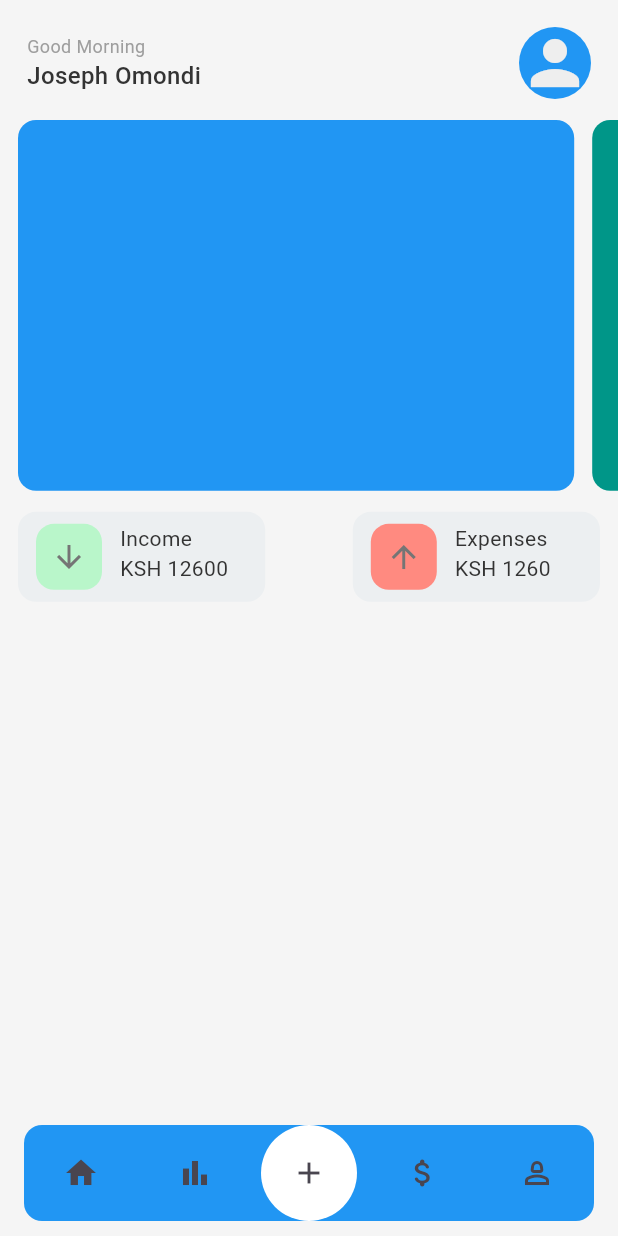
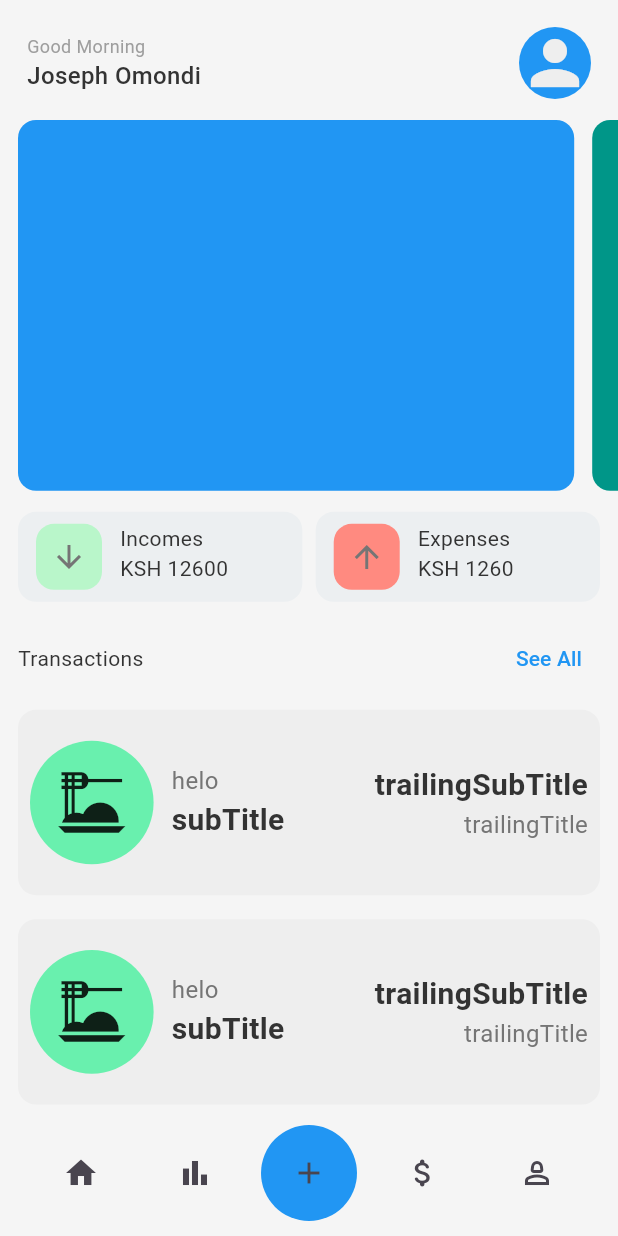
Before and after one commit to Mikiejoe/myapp, a Flutter app: the MainHomeScreen screen opened directly, on a phone screen of 412 x 824 dp. Run offline on Flutter 3.47's test engine with Material 3 defaults, Android fonts, the light colour scheme and no system bars; our stand-ins replace flutter_native_splash.

Commit message:
add bottom sheet for adding expenses

```diff
--- /dev/null
+++ b/lib/features/home/screens/custom_list_tile.dart
@@ -0,0 +1,92 @@
+import 'package:flutter/material.dart';
+
+class CustomListTile extends StatelessWidget {
+  final String title;
+  final IconData icon;
+  final String subTitle;
+  final String trailingTitle;
+  final String trailingSubTitle;
+
+  const CustomListTile(
+      {super.key,
+      required this.title,
+      required this.icon,
+      required this.subTitle,
+      required this.trailingTitle,
+      required this.trailingSubTitle});
+
+  @override
+  Widget build(BuildContext context) {
+    Size size = MediaQuery.of(context).size;
+    return GestureDetector(
+      onTap: () {},
+      child: Container(
+        margin: const EdgeInsets.only(bottom: 8),
+        padding: const EdgeInsets.all(8),
+        height: size.height * 0.15,
+        width: double.infinity,
+        decoration: BoxDecoration(
+          color: Colors.grey.shade200,
+          borderRadius: BorderRadius.circular(12),
+        ),
+        child: Row(
+          children: [
+            Container(
+              height: double.infinity,
+              width: size.width * 0.2,
+              padding: const EdgeInsets.all(12),
+              decoration: BoxDecoration(
+                  color: Colors.greenAccent.shade200, shape: BoxShape.circle),
+              child: Icon(
+                icon,
+                size: 54,
+              ),
+            ),
+            const SizedBox(
+              width: 12,
+            ),
+            Column(
+              crossAxisAlignment: CrossAxisAlignment.start,
+              mainAxisAlignment: MainAxisAlignment.center,
+              children: [
+                Text(
+                  title,
+                  style: TextStyle(
+                    fontSize: 16,
+                    fontWeight: FontWeight.w400,
+                    color: Colors.grey.shade600,
+                  ),
+                ),
+                Text(
+                  subTitle,
+                  style: const TextStyle(
+                      fontSize: 20, fontWeight: FontWeight.w600),
+                ),
+              ],
+            ),
+            const Spacer(),
+            Column(
+              crossAxisAlignment: CrossAxisAlignment.end,
+              mainAxisAlignment: MainAxisAlignment.center,
+              children: [
+                Text(
+                  trailingSubTitle,
+                  style: const TextStyle(
+                      fontSize: 20, fontWeight: FontWeight.w600),
+                ),
+                Text(
+                  trailingTitle,
+                  style: TextStyle(
+                    fontSize: 16,
+                    fontWeight: FontWeight.w400,
+                    color: Colors.grey.shade600,
+                  ),
+                ),
+              ],
+            ),
+          ],
+        ),
+      ),
+    );
+  }
+}
--- a/lib/features/home/screens/home_screen.dart
+++ b/lib/features/home/screens/home_screen.dart
@@ -1,4 +1,5 @@
 import 'package:flutter/material.dart';
+import 'package:myapp/features/home/screens/custom_list_tile.dart';
 import 'package:myapp/features/home/widgets/finance_card.dart';
 
 class HomeScreen extends StatelessWidget {
@@ -84,15 +85,15 @@ class HomeScreen extends StatelessWidget {
               const SizedBox(
                 height: 14,
               ),
-            Container(
-
+              Container(
+                width: MediaQuery.of(context).size.width,
                 padding: const EdgeInsets.symmetric(horizontal: 12.0),
                 child: Row(
                   mainAxisAlignment: MainAxisAlignment.spaceBetween,
                   children: [
                     FinanceCard(
                       color: Colors.greenAccent.shade100,
-                      title: "Income",
+                      title: "Incomes",
                       amount: "12600",
                       icon: Icons.arrow_downward_outlined,
                     ),
@@ -104,7 +105,45 @@ class HomeScreen extends StatelessWidget {
                     )
                   ],
                 ),
-              )
+              ),
+              const SizedBox(
+                height: 14,
+              ),
+              Container(
+                padding: const EdgeInsets.symmetric(horizontal: 12.0),
+                child: Column(
+                  children: [
+                    Row(
+                      mainAxisAlignment: MainAxisAlignment.spaceBetween,
+                      children: [
+                        Text("Transactions"),
+                        TextButton(
+                          onPressed: () {},
+                          child: const Text(
+                            "See All",
+                            style: TextStyle(color: Colors.blue),
+                          ),
+                        ),
+                      ],
+                    ),
+                    const SizedBox(height: 10),
+                    Column(
+                      children: List<Widget>.generate(
+                        6,
+                        (index) => const Padding(
+                          padding: const EdgeInsets.only(bottom: 8.0),
+                          child: CustomListTile(
+                              title: "helo",
+                              icon: Icons.dinner_dining,
+                              subTitle: "subTitle",
+                              trailingTitle: "trailingTitle",
+                              trailingSubTitle: "trailingSubTitle",),
+                        ),
+                      ),
+                    ),
+                  ],
+                ),
+              ),
             ],
           ),
         ),
--- a/lib/features/home/screens/main_screen.dart
+++ b/lib/features/home/screens/main_screen.dart
@@ -23,19 +23,60 @@ class _MainHomeScreenState extends State<MainHomeScreen> {
   ];
   int _selectedIndex = 0;
 
-  void changeScreen(int index){
+  void changeScreen(int index) {
     setState(() {
       _selectedIndex = index;
     });
+  }
+
+  void show() {
+    final double height = MediaQuery.of(context).size.height * 0.4;
+    showModalBottomSheet(
+      context: context,
+      builder: (BuildContext context) {
+        return Container(
+          height: height,
+          padding: const EdgeInsets.symmetric(vertical: 12,horizontal: 20,),
+          decoration: const BoxDecoration(
+            color: Colors.white,
+            borderRadius: BorderRadius.only(
+              topLeft: Radius.circular(20),
+              topRight: Radius.circular(20),
+            ),
+          ),
+          // height: 200, // Set your desired height
+          child: GridView.builder(
+            gridDelegate:   SliverGridDelegateWithMaxCrossAxisExtent(
+              maxCrossAxisExtent: height*0.8,
+              crossAxisSpacing: 16,
+              mainAxisSpacing: 16,
+              mainAxisExtent: height*0.4,
+            ),
+            itemCount: 4,
+            itemBuilder: (context, index) => Container(
+                decoration: BoxDecoration(
+                  color: Colors.blueGrey,
+                  borderRadius: BorderRadius.circular(20,
+                  ),
+                ),
+                height: 200,
+                width: 200,
+                ),
+          ),
+        );
+      },
+    );
   }
 
   @override
   Widget build(BuildContext context) {
     return SafeArea(
       child: Scaffold(
-        // backgroundColor:  Colors.red,
         body: _screens[_selectedIndex],
-        bottomNavigationBar: CustomBottomNavigationBar(onTap: changeScreen,),
+        bottomNavigationBar: CustomBottomNavigationBar(
+          onTap: changeScreen,
+          showBottomSheet: show,
+        ),
       ),
     );
   }
--- a/lib/features/home/widgets/bottom_navigation_bar.dart
+++ b/lib/features/home/widgets/bottom_navigation_bar.dart
@@ -2,14 +2,18 @@ import 'package:flutter/material.dart';
 
 class CustomBottomNavigationBar extends StatelessWidget {
   final Function(int) onTap;
-  const CustomBottomNavigationBar({super.key, required this.onTap});
+  final Function showBottomSheet;
+  const CustomBottomNavigationBar({super.key, required this.onTap, required this.showBottomSheet});
 
   @override
   Widget build(BuildContext context) {
     return Container(
-      margin: EdgeInsets.symmetric(horizontal: 16, vertical: 10),
+      margin: const EdgeInsets.symmetric(
+        horizontal: 16,
+        vertical: 10,
+      ),
       decoration: BoxDecoration(
-          color: Colors.blue, borderRadius: BorderRadius.circular(12)),
+           borderRadius: BorderRadius.circular(12)),
       child: Row(
         children: [
           Expanded(
@@ -23,15 +27,15 @@ class CustomBottomNavigationBar extends StatelessWidget {
           Expanded(
             child: IconButton(
               onPressed: () => onTap(1),
-              icon: const Icon(Icons.bar_chart),
+              icon: const Icon(Icons.bar_chart,),
             ),
           ),
           // Icon for categories
           Expanded(
             child: Container(
-              padding: EdgeInsets.all(8),
+              padding: const EdgeInsets.all(8),
               decoration: const BoxDecoration(
-                color: Colors.white,
+                color: Colors.blue,
                 shape: BoxShape.circle,
               ),
               child: IconButton(
@@ -42,7 +46,7 @@ class CustomBottomNavigationBar extends StatelessWidget {
                     ),
                   ),
                 ),
-                onPressed: () => onTap(2),
+                onPressed: () => showBottomSheet(),
                 icon: const Icon(Icons.add),
               ),
             ),
--- a/lib/features/home/widgets/finance_card.dart
+++ b/lib/features/home/widgets/finance_card.dart
@@ -11,7 +11,7 @@ class FinanceCard extends StatelessWidget {
   Widget build(BuildContext context) {
     Size size = MediaQuery.of(context).size;
     return Container(
-      width: size.width * 0.4,
+      width: size.width*0.46,
       decoration: BoxDecoration(
         color: Colors.blueGrey.shade50,
         borderRadius: BorderRadius.circular(12),
--- a/lib/main.dart
+++ b/lib/main.dart
@@ -1,7 +1,7 @@
 import 'package:flutter/material.dart';
 import 'package:flutter_native_splash/flutter_native_splash.dart';
-import 'package:myapp/features/home/screens/main_screen.dart';
-// import 'package:myapp/features/onBoarding/screens/main_screen.dart';
+// import 'package:myapp/features/home/screens/main_screen.dart';
+import 'package:myapp/features/onBoarding/screens/main_screen.dart';
 
 
 void main() {
@@ -78,7 +78,7 @@ class MyApp extends StatelessWidget {
         // colorScheme: ColorScheme.fromSeed(seedColor: Colors.deepPurple),
         useMaterial3: true,
       ),
-      home: const MainHomeScreen(),
+      home: const MainScreen(),
     );
   }
 }
```
